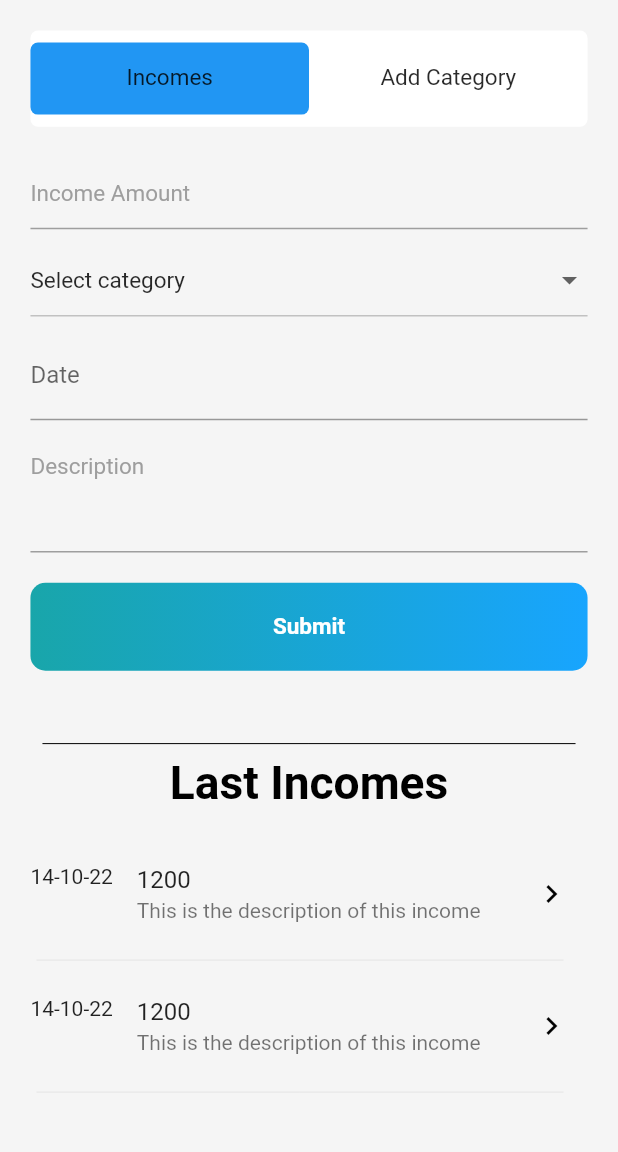
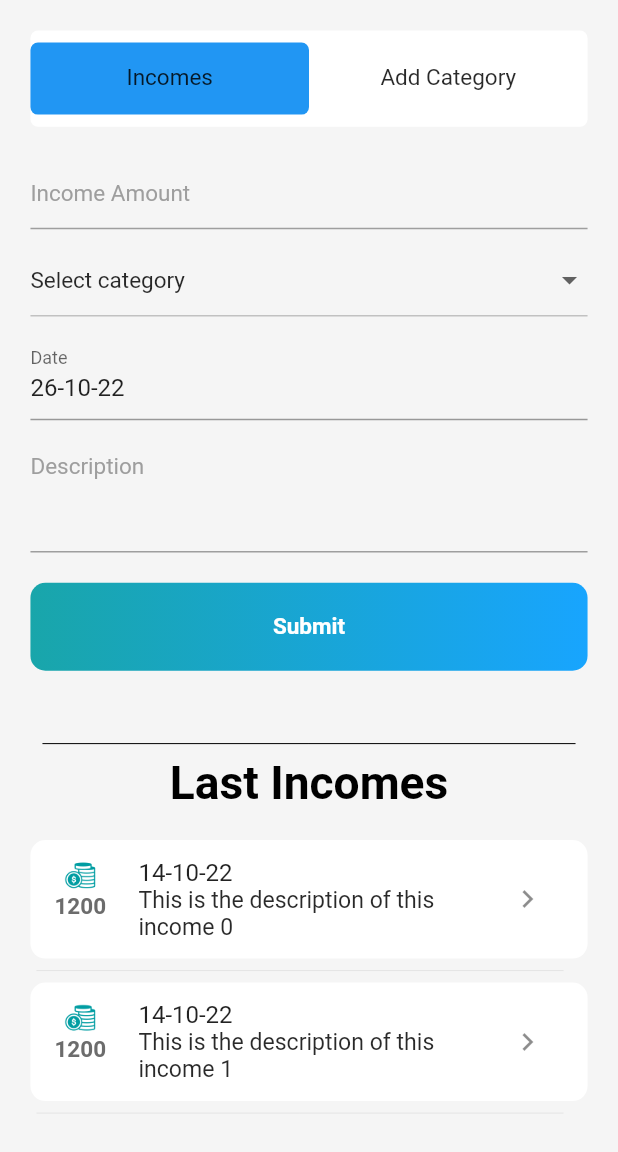
Before and after one commit to ashikulislamdev/flutter_iems, a Flutter app: the AddIncome screen opened directly, on a phone screen of 412 x 824 dp, the part 84-1236 px from its top. Run offline on Flutter 3.47's test engine with Material 2 defaults, Android fonts, the phone set to English and light mode, and no system bars; our stand-ins replace flutter_screenutil.

Commit message:
update category list and something

```diff
--- a/lib/screens/add_income.dart
+++ b/lib/screens/add_income.dart
@@ -2,6 +2,7 @@ import 'package:flutter/material.dart';
 import 'package:flutter_iems/helpers/constants.dart';
 import 'package:flutter_iems/widgets/common/my_appbar.dart';
 import 'package:flutter_iems/widgets/common/my_drawer.dart';
+import 'package:flutter_iems/widgets/manage_page_card.dart';
 import 'package:flutter_iems/widgets/text_fields/reuseable_text_field.dart';
 import 'package:intl/intl.dart';
 
@@ -168,7 +169,7 @@ class _IncomesState extends State<Incomes> {
 
 
   TextEditingController amountController = TextEditingController();
-  TextEditingController dateController = TextEditingController();
+  TextEditingController dateController = TextEditingController(text: getCurrentFormattedDate);
   TextEditingController descController = TextEditingController();
 
 
@@ -285,19 +286,12 @@ class _IncomesState extends State<Incomes> {
               itemBuilder: (context, index) {
                 return Column(
                   children: [
-                    ListTile(
-                      contentPadding: EdgeInsets.all(0),
-                      title: Text("1200"),
-                      subtitle: Text("This is the description of this income"),
-                      leading: Text("14-10-22"),
-                      //minLeadingWidth: dSize.width / 6,
-                      trailing: IconButton(
+                    ManagePageCard(
+                      description: "This is the description of this income $index",
+                      ieDate: "14-10-22", amount: "1200", onPressed: (){}
+                    ),
 
-                        onPressed: (){},
-                        icon: Icon(Icons.navigate_next, color: black,),
-                      ),
-                    ),
-                   Divider(color: kDividerColor, endIndent: 16, indent: 4,),
+                    const Divider(color: kDividerColor, endIndent: 16, indent: 4,),
                   ],
                 );
               },
```
Also changed, not shown: lib/screens/add_expenses.dart (+27 -17 lines).
